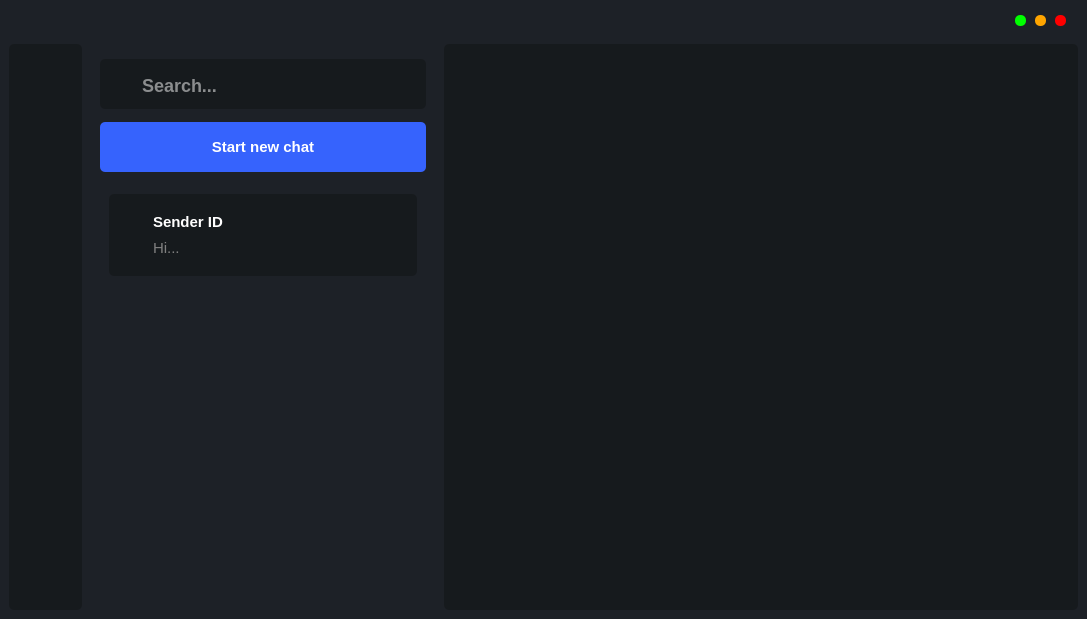
Before: the Qt Designer form mainwindow.ui in MarkoSami/ChatVibes, drawn with Qt 5.
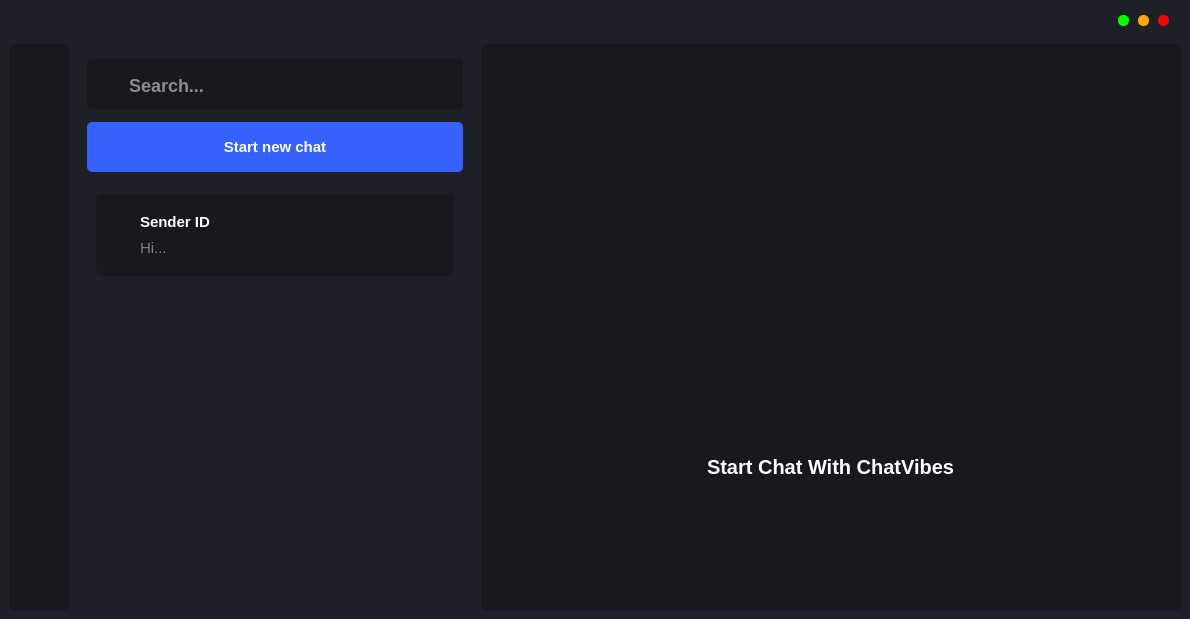
After: the same form once the commit is applied. The open tabs and pages were chosen to show the change. Icons and pictures are not drawn.

Patch:
```diff
--- a/mainwindow.ui
+++ b/mainwindow.ui
@@ -226,7 +226,7 @@
         </property>
         <property name="minimumSize">
          <size>
-          <width>0</width>
+          <width>700</width>
           <height>0</height>
          </size>
         </property>
@@ -259,19 +259,42 @@
            <widget class="QWidget" name="page_3">
             <layout class="QVBoxLayout" name="verticalLayout_3">
              <item>
-              <layout class="QHBoxLayout" name="horizontalLayout_2">
-               <item>
+              <spacer name="verticalSpacer_5">
+               <property name="orientation">
+                <enum>Qt::Vertical</enum>
+               </property>
+               <property name="sizeHint" stdset="0">
+                <size>
+                 <width>20</width>
+                 <height>40</height>
+                </size>
+               </property>
+              </spacer>
+             </item>
+             <item alignment="Qt::AlignHCenter|Qt::AlignTop">
+              <widget class="QGroupBox" name="groupBox">
+               <property name="sizePolicy">
+                <sizepolicy hsizetype="MinimumExpanding" vsizetype="MinimumExpanding">
+                 <horstretch>0</horstretch>
+                 <verstretch>0</verstretch>
+                </sizepolicy>
+               </property>
+               <layout class="QVBoxLayout" name="verticalLayout_7">
+                <property name="spacing">
+                 <number>0</number>
+                </property>
+                <item alignment="Qt::AlignTop">
                 <widget class="QLabel" name="Textimg2">
                  <property name="sizePolicy">
-                  <sizepolicy hsizetype="Preferred" vsizetype="Preferred">
+                   <sizepolicy hsizetype="Fixed" vsizetype="Fixed">
                    <horstretch>0</horstretch>
                    <verstretch>0</verstretch>
                   </sizepolicy>
                  </property>
                  <property name="minimumSize">
                   <size>
-                   <width>500</width>
-                   <height>500</height>
+                    <width>300</width>
+                    <height>265</height>
                   </size>
                  </property>
                  <property name="styleSheet">
@@ -288,7 +311,39 @@
                  </property>
                 </widget>
                </item>
-              </layout>
+                <item alignment="Qt::AlignHCenter">
+                 <widget class="QLabel" name="label_4">
+                  <property name="sizePolicy">
+                   <sizepolicy hsizetype="Preferred" vsizetype="Fixed">
+                    <horstretch>0</horstretch>
+                    <verstretch>0</verstretch>
+                   </sizepolicy>
+                  </property>
+                  <property name="styleSheet">
+                   <string notr="true">font-size : 20px;
+color:white ; 
+font-weight : bold</string>
+                  </property>
+                  <property name="text">
+                   <string>Start Chat With ChatVibes</string>
+                  </property>
+                 </widget>
+                </item>
+               </layout>
+              </widget>
+             </item>
+             <item>
+              <spacer name="verticalSpacer_6">
+               <property name="orientation">
+                <enum>Qt::Vertical</enum>
+               </property>
+               <property name="sizeHint" stdset="0">
+                <size>
+                 <width>20</width>
+                 <height>40</height>
+                </size>
+               </property>
+              </spacer>
              </item>
             </layout>
            </widget>
@@ -398,7 +453,7 @@
         </property>
         <property name="minimumSize">
          <size>
-          <width>350</width>
+          <width>400</width>
           <height>0</height>
          </size>
         </property>
@@ -568,8 +623,8 @@
              <rect>
               <x>0</x>
               <y>0</y>
-              <width>332</width>
-              <height>414</height>
+              <width>376</width>
+              <height>404</height>
              </rect>
             </property>
             <property name="sizePolicy">
```
Left out of the diff: 46 changed lines with no effect on the pictures. Lines whose indentation alone changed are shown as unchanged.
